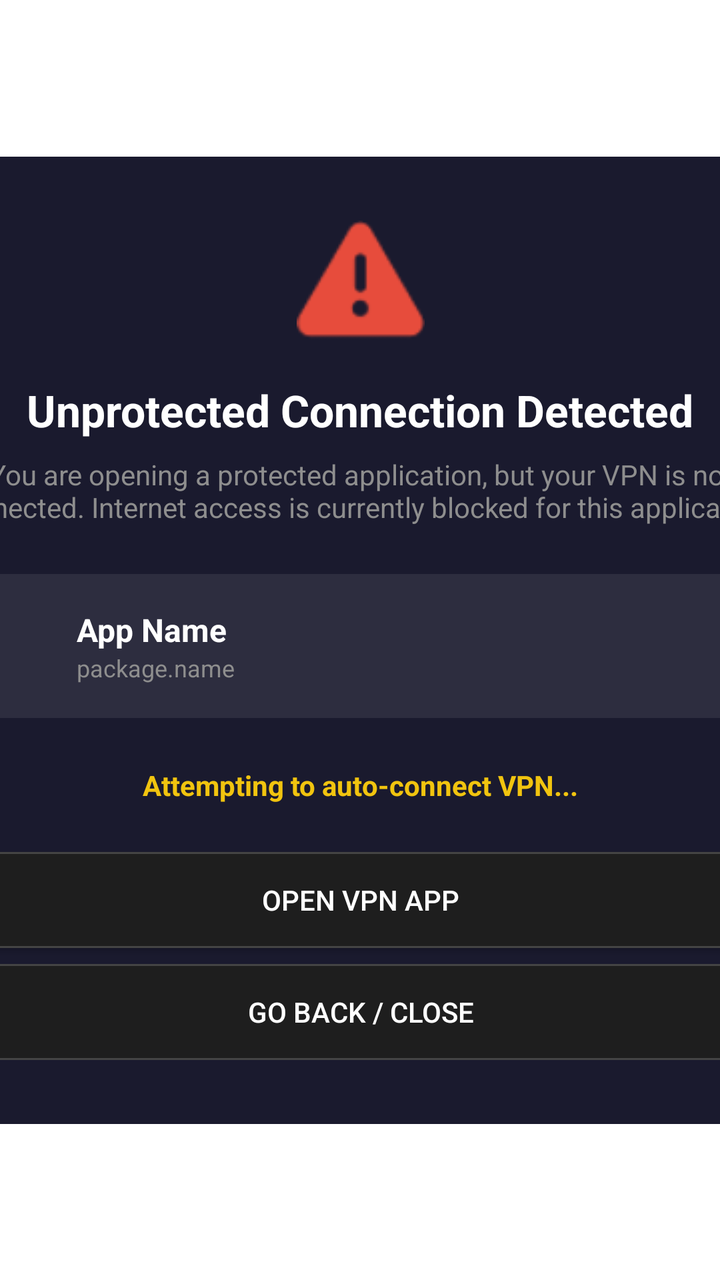
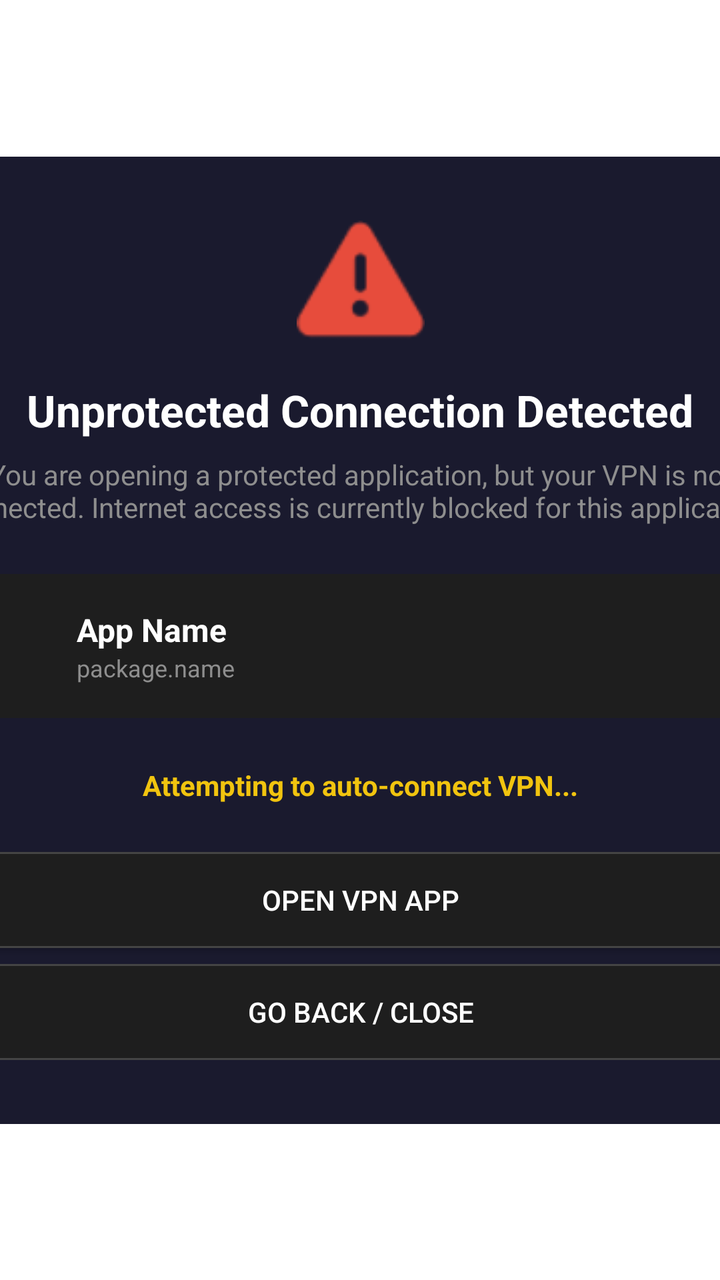

Two renders of the same Android screen: before a commit and after it. Below are the layout's source before the change and the commit's diff.
<!-- AndroidManifest.xml: activity theme Theme.TunnelGuard.TranslucentDialog -->
<!-- res/layout/activity_vpn_warning.xml -->
<?xml version="1.0" encoding="utf-8"?>
<androidx.constraintlayout.widget.ConstraintLayout xmlns:android="http://schemas.android.com/apk/res/android"
    xmlns:app="http://schemas.android.com/apk/res-auto"
    android:layout_width="match_parent"
    android:layout_height="match_parent">

    
    <LinearLayout
        android:layout_width="500dp"
        android:layout_height="wrap_content"
        android:background="@drawable/tv_item_selector"
        android:clickable="true"
        android:focusable="false"
        android:orientation="vertical"
        android:padding="32dp"
        android:gravity="center_horizontal"
        app:layout_constraintBottom_toBottomOf="parent"
        app:layout_constraintEnd_toEndOf="parent"
        app:layout_constraintStart_toStartOf="parent"
        app:layout_constraintTop_toTopOf="parent">

        
        <ImageView
            android:layout_width="64dp"
            android:layout_height="64dp"
            android:src="@android:drawable/ic_dialog_alert"
            app:tint="@color/status_disconnected"
            android:layout_marginBottom="16dp" />

        
        <TextView
            android:layout_width="wrap_content"
            android:layout_height="wrap_content"
            android:text="Unprotected Connection Detected"
            android:textColor="@color/text_primary"
            android:textSize="22sp"
            android:textStyle="bold"
            android:gravity="center"
            android:layout_marginBottom="8dp" />

        
        <TextView
            android:id="@+id/tv_warning_desc"
            android:layout_width="wrap_content"
            android:layout_height="wrap_content"
            android:text="You are opening a protected application, but your VPN is not connected. Internet access is currently blocked for this application."
            android:textColor="@color/text_secondary"
            android:textSize="14sp"
            android:gravity="center"
            android:layout_marginBottom="24dp" />

        
        <LinearLayout
            android:layout_width="match_parent"
            android:layout_height="wrap_content"
            android:orientation="horizontal"
            android:gravity="center_vertical"
            android:background="#15ffffff"
            android:padding="12dp"
            android:layout_marginBottom="24dp">

            <ImageView
                android:id="@+id/iv_target_app_icon"
                android:layout_width="48dp"
                android:layout_height="48dp"
                android:layout_marginEnd="16dp" />

            <LinearLayout
                android:layout_width="0dp"
                android:layout_height="wrap_content"
                android:layout_weight="1"
                android:orientation="vertical">

                <TextView
                    android:id="@+id/tv_target_app_name"
                    android:layout_width="wrap_content"
                    android:layout_height="wrap_content"
                    android:text="App Name"
                    android:textColor="@color/text_primary"
                    android:textSize="16sp"
                    android:textStyle="bold" />

                <TextView
                    android:id="@+id/tv_target_app_package"
                    android:layout_width="wrap_content"
                    android:layout_height="wrap_content"
                    android:text="package.name"
                    android:textColor="@color/text_secondary"
                    android:textSize="12sp" />
            </LinearLayout>
        </LinearLayout>

        
        <TextView
            android:id="@+id/tv_countdown_status"
            android:layout_width="wrap_content"
            android:layout_height="wrap_content"
            android:text="Attempting to auto-connect VPN..."
            android:textColor="@color/status_connecting"
            android:textSize="14sp"
            android:textStyle="bold"
            android:layout_marginBottom="24dp" />

        
        <Button
            android:id="@+id/btn_open_vpn"
            android:layout_width="match_parent"
            android:layout_height="wrap_content"
            android:background="@drawable/tv_button_selector"
            android:focusable="true"
            android:nextFocusDown="@+id/btn_cancel_warning"
            android:padding="12dp"
            android:text="Open VPN App"
            android:textColor="@color/text_primary"
            android:layout_marginBottom="8dp" />

        <Button
            android:id="@+id/btn_cancel_warning"
            android:layout_width="match_parent"
            android:layout_height="wrap_content"
            android:background="@drawable/tv_button_selector"
            android:focusable="true"
            android:nextFocusUp="@+id/btn_open_vpn"
            android:padding="12dp"
            android:text="Go Back / Close"
            android:textColor="@color/text_primary" />

    </LinearLayout>

</androidx.constraintlayout.widget.ConstraintLayout>
<!-- resources referenced by this layout -->
<resources>
  <color name="status_connecting">#F1C40F</color>
  <color name="status_disconnected">#E74C3C</color>
  <color name="text_primary">#FFFFFF</color>
  <color name="text_secondary">#8E8E8E</color>
  <!-- drawable tv_button_selector (drawable) -->
  <?xml version="1.0" encoding="utf-8"?>
  <selector xmlns:android="http://schemas.android.com/apk/res/android">
      
      <item android:state_pressed="true">
          <shape android:shape="rectangle">
              <solid android:color="@color/colorAccent" />
              <corners android:radius="6dp" />
          </shape>
      </item>
  
      
      <item android:state_focused="true">
          <shape android:shape="rectangle">
              <solid android:color="@color/focus_highlight" />
              <corners android:radius="6dp" />
              <stroke android:width="2dp" android:color="#FFFFFF" />
          </shape>
      </item>
  
      
      <item>
          <shape android:shape="rectangle">
              <solid android:color="@color/surface_dark" />
              <corners android:radius="6dp" />
              <stroke android:width="1dp" android:color="#444444" />
          </shape>
      </item>
  </selector>
  <!-- drawable tv_item_selector (drawable) -->
  <?xml version="1.0" encoding="utf-8"?>
  <selector xmlns:android="http://schemas.android.com/apk/res/android">
      <item android:state_focused="true">
          <shape android:shape="rectangle">
              <solid android:color="#2A2A3E" />
              <stroke android:width="2dp" android:color="@color/focus_highlight" />
              <corners android:radius="4dp" />
          </shape>
      </item>
      <item>
          <shape android:shape="rectangle">
              <solid android:color="#1A1A2E" />
              <corners android:radius="4dp" />
          </shape>
      </item>
  </selector>
  <style name="Theme.TunnelGuard.TranslucentDialog" parent="Theme.AppCompat.NoActionBar">
          <item name="android:windowBackground">@android:color/transparent</item>
          <item name="android:windowIsTranslucent">true</item>
          <item name="android:windowContentOverlay">@null</item>
          <item name="android:windowNoTitle">true</item>
          <item name="android:backgroundDimEnabled">true</item>
          <item name="android:backgroundDimAmount">0.8</item>
      </style>
  <color name="colorAccent">#E94560</color>
  <color name="focus_highlight">#00ADB5</color>
  <color name="surface_dark">#1E1E1E</color>
</resources>

<!-- the commit's change to res/layout/activity_vpn_warning.xml (unified diff, before → after) -->
@@ -25,6 +25,7 @@
             android:layout_height="64dp"
             android:src="@android:drawable/ic_dialog_alert"
             app:tint="@color/status_disconnected"
+            android:contentDescription="Warning Alert Icon"
             android:layout_marginBottom="16dp" />
 
         
@@ -55,7 +56,7 @@
             android:layout_height="wrap_content"
             android:orientation="horizontal"
             android:gravity="center_vertical"
-            android:background="#15ffffff"
+            android:background="@color/surface_dark"
             android:padding="12dp"
             android:layout_marginBottom="24dp">
 
@@ -63,6 +64,7 @@
                 android:id="@+id/iv_target_app_icon"
                 android:layout_width="48dp"
                 android:layout_height="48dp"
+                android:contentDescription="Target Application Icon"
                 android:layout_marginEnd="16dp" />
 
             <LinearLayout
<!-- resource entries referenced after the edit -->
@@ -2,6 +2,7 @@
 <resources>
   <color name="status_connecting">#F1C40F</color>
   <color name="status_disconnected">#E74C3C</color>
+  <color name="surface_dark">#1E1E1E</color>
   <color name="text_primary">#FFFFFF</color>
   <color name="text_secondary">#8E8E8E</color>
   <!-- drawable tv_button_selector (drawable) -->
@@ -60,6 +61,5 @@
       </style>
   <color name="colorAccent">#E94560</color>
   <color name="focus_highlight">#00ADB5</color>
-  <color name="surface_dark">#1E1E1E</color>
 </resources>
 
